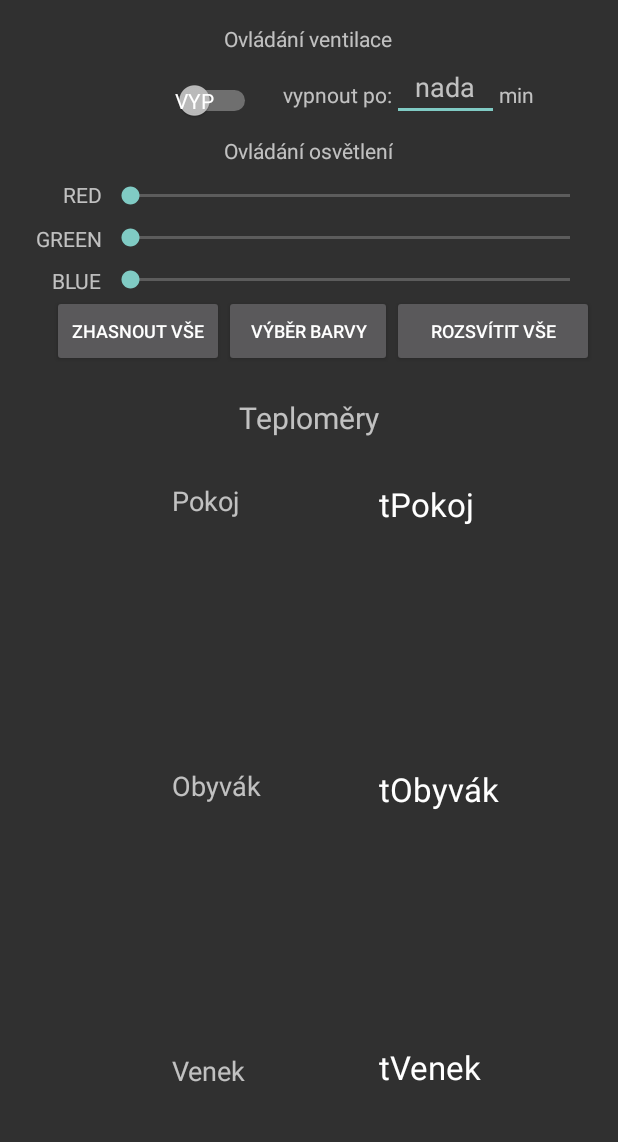
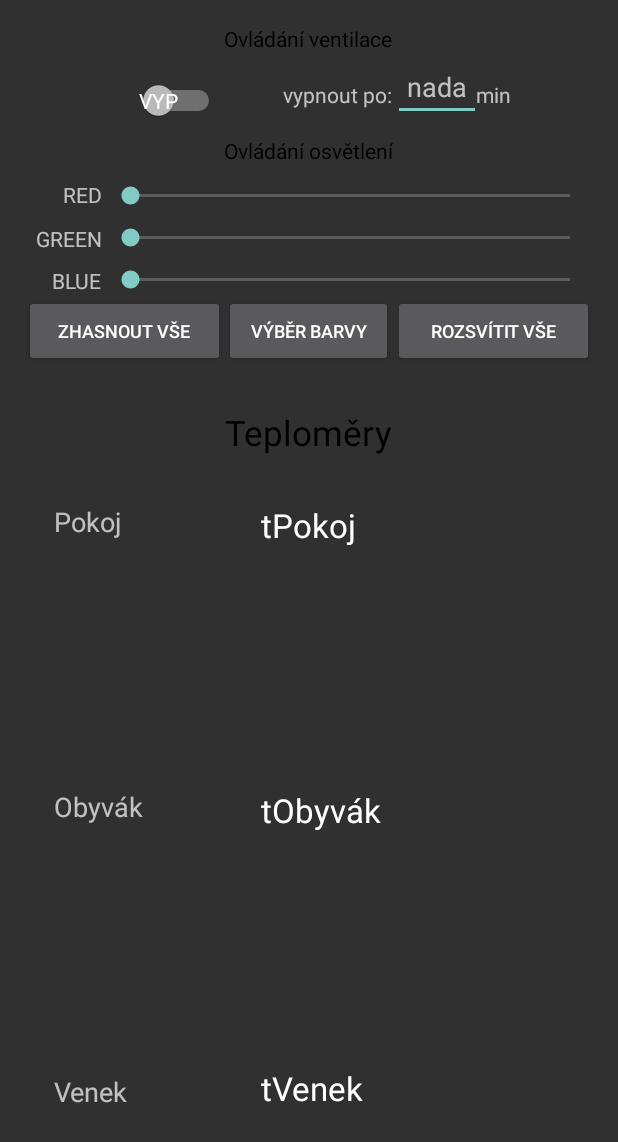
Before and after one commit to luffycheung/macekIOT, an Android app: the layout content_main.xml on its own in the app's theme, with its tools: preview values and no code run, on a phone screen of 412 x 824 dp. Shown: the top 1142 px of the screen. Run offline under Robolectric (Android 15) with nearby library versions, the phone set to English and light mode, and no system bars.

Commit message:
odpoledni dychanek

```diff
--- a/MacekInternetofthings/app/src/main/java/com/example/martin/macekinternetofthings/MainActivity.java
+++ b/MacekInternetofthings/app/src/main/java/com/example/martin/macekinternetofthings/MainActivity.java
@@ -93,7 +93,7 @@ public class MainActivity extends AppCompatActivity {
     private String response_sw = "aa";
     private String response_tp;
     private Integer lastcolor;
-    public static float[]numb=new float[2];
+    public static float[]numb=new float[3];
     Context context = this;
     @Override
     protected void onCreate(Bundle savedInstanceState) {
@@ -133,8 +133,10 @@ public class MainActivity extends AppCompatActivity {
         sparkView1.setLineColor(getResources().getColor(R.color.colorGraph2));
         sparkView2.setLineColor(getResources().getColor(R.color.colorGraph3));
 
-
-
+        numb[0]=2;
+        numb[1]=1;
+        numb[2]=3;
+        sparkView.setAdapter(new MyAdapter(numb));
 
 
 
@@ -351,10 +353,9 @@ public class MainActivity extends AppCompatActivity {
                 new ZjistitTeploty().execute(SERVER_IP1,90,"JSONteploty");
             }
         });
-
         myFab.performClick();
         command_sw = "SWITCH1";
-        //new Thread(new SwitchThread()).start();
+       // new Thread(new SwitchThread()).start();
 
 
         new Thread(new ServiceStartThread()).start();
--- a/MacekInternetofthings/app/src/main/res/layout/activity_main.xml
+++ b/MacekInternetofthings/app/src/main/res/layout/activity_main.xml
@@ -22,7 +22,7 @@
         android:layout_width="match_parent"
         android:layout_height="match_parent"
         app:layout_behavior="@string/appbar_scrolling_view_behavior"
-        app:layout_scrollFlags="scroll|enterAlwaysCollapsed"
+        app:layout_scrollFlags="scroll|exitUntilCollapsed"
         app:contentScrim="?attr/colorPrimary"
 
 
--- a/MacekInternetofthings/app/src/main/res/layout/content_main.xml
+++ b/MacekInternetofthings/app/src/main/res/layout/content_main.xml
@@ -30,12 +30,13 @@
         android:textAppearance="?android:attr/textAppearanceLarge"
         android:text="tPokoj"
         android:id="@+id/tpokoj"
-        android:layout_marginTop="29dp"
+        android:layout_marginTop="31dp"
         android:allowUndo="true"
         android:editable="true"
         android:singleLine="true"
-        android:layout_toEndOf="@+id/textView17"
-        android:layout_below="@+id/textView17" />
+        android:layout_marginLeft="10dp"
+        android:layout_below="@+id/textView17"
+        android:layout_centerHorizontal="true" />
 
     <SeekBar
         android:layout_width="wrap_content"
@@ -86,7 +87,7 @@
         android:enabled="true"
         android:showText="true"
         android:layout_alignBottom="@+id/ventAlarm"
-        android:layout_alignEnd="@+id/textView19" />
+        android:layout_toStartOf="@+id/textView17" />
 
     <TextView
         android:layout_width="wrap_content"
@@ -126,7 +127,8 @@
         android:id="@+id/textView13"
         android:layout_marginTop="10dp"
         android:layout_below="@+id/switch1"
-        android:layout_centerHorizontal="true" />
+        android:layout_centerHorizontal="true"
+        android:textColor="#000000" />
 
     <TextView
         android:layout_width="wrap_content"
@@ -134,7 +136,8 @@
         android:text="Ovládání ventilace"
         android:id="@+id/textView14"
         android:layout_alignParentTop="true"
-        android:layout_alignStart="@+id/textView13" />
+        android:layout_alignStart="@+id/textView13"
+        android:textColor="#000000" />
 
     <TextView
         android:layout_width="wrap_content"
@@ -154,17 +157,18 @@
         android:id="@+id/tvenek"
         android:singleLine="true"
         android:layout_alignBottom="@+id/textView20"
-        android:layout_toEndOf="@+id/textView17" />
+        android:layout_alignStart="@+id/tobyvak" />
 
     <TextView
         android:layout_width="wrap_content"
         android:layout_height="wrap_content"
         android:text="Teploměry"
         android:id="@+id/textView17"
-        android:layout_below="@+id/button7"
-        android:layout_centerHorizontal="true"
-        android:layout_marginTop="20dp"
-        android:textSize="20dp" />
+        android:layout_marginTop="28dp"
+        android:textSize="23dp"
+        android:textColor="#000000"
+        android:layout_below="@+id/button6"
+        android:layout_centerHorizontal="true" />
 
     <TextView
         android:layout_width="wrap_content"
@@ -173,7 +177,8 @@
         android:text="Pokoj"
         android:id="@+id/textView18"
         android:layout_alignTop="@+id/tpokoj"
-        android:layout_toStartOf="@+id/textView17" />
+        android:layout_alignStart="@+id/button2"
+        android:layout_marginLeft="20dp" />
 
     <TextView
         android:layout_width="wrap_content"
@@ -201,8 +206,8 @@
         android:id="@+id/button2"
         android:textSize="12dp"
         android:layout_alignTop="@+id/button7"
-        android:layout_alignStart="@+id/textView10"
-        android:layout_toStartOf="@+id/button7" />
+        android:layout_alignParentStart="true"
+        android:layout_toStartOf="@+id/textView17" />
 
     <Button
         style="?android:attr/buttonStyleSmall"
@@ -211,9 +216,9 @@
         android:text="rozsvítit vše"
         android:id="@+id/button6"
         android:textSize="12dp"
-        android:layout_below="@+id/textView10"
-        android:layout_alignStart="@+id/ventAlarm"
-        android:layout_alignEnd="@+id/seekBarBlue" />
+        android:layout_alignTop="@+id/button7"
+        android:layout_alignParentEnd="true"
+        android:layout_toEndOf="@+id/button7" />
 
     <EditText
         android:layout_width="wrap_content"
@@ -222,10 +227,12 @@
         android:ems="10"
         android:id="@+id/ventAlarm"
         android:textAlignment="center"
+        android:hint="nada"
         android:layout_below="@+id/textView14"
-        android:layout_alignEnd="@+id/tobyvak"
-        android:layout_toEndOf="@+id/textView14"
-        android:hint="nada" />
+        android:layout_alignEnd="@+id/textView"
+        android:layout_toEndOf="@+id/tvenek"
+        android:layout_marginRight="20dp"
+        android:layout_alignStart="@+id/button6" />
 
     <TextView
         android:layout_width="wrap_content"
@@ -233,8 +240,9 @@
         android:textAppearance="?android:attr/textAppearanceSmall"
         android:text="min"
         android:id="@+id/textView"
+        android:layout_marginStart="56dp"
         android:layout_alignTop="@+id/textView15"
-        android:layout_toEndOf="@+id/tobyvak" />
+        android:layout_toEndOf="@+id/textView14" />
 
     <TextView
         android:layout_width="wrap_content"
@@ -243,7 +251,7 @@
         android:text="vypnout po:"
         android:id="@+id/textView15"
         android:layout_alignTop="@+id/switch1"
-        android:layout_toStartOf="@+id/ventAlarm" />
+        android:layout_toStartOf="@+id/textView" />
 
     <Button
         style="?android:attr/buttonStyleSmall"
@@ -254,7 +262,8 @@
         android:textSize="12dp"
         android:layout_below="@+id/textView10"
         android:layout_alignStart="@+id/textView13"
-        android:layout_toStartOf="@+id/ventAlarm" />
+        android:layout_toStartOf="@+id/textView"
+        android:layout_alignEnd="@+id/textView13" />
 
     <com.example.martin.macekinternetofthings.SparkView
     android:id="@+id/sparkview"
--- a/MacekInternetofthings/app/src/main/res/values/styles.xml
+++ b/MacekInternetofthings/app/src/main/res/values/styles.xml
@@ -35,12 +35,12 @@
 
     <style name="MySparkViewStyle" parent="@style/spark_SparkView">
         <item name="spark_lineColor">@color/colorGraph1</item>
-        <item name="spark_lineWidth">12px</item>
+        <item name="spark_lineWidth">10px</item>
         <item name="spark_cornerRadius">10px</item>
         <item name="spark_fill">false</item>
 
-        <item name="spark_baseLineColor">@color/colorPrimary</item>
-        <item name="spark_baseLineWidth">10px</item>
+        <item name="spark_baseLineColor">@color/spark_base_line_color</item>
+        <item name="spark_baseLineWidth">3px</item>
 
 
 
```
